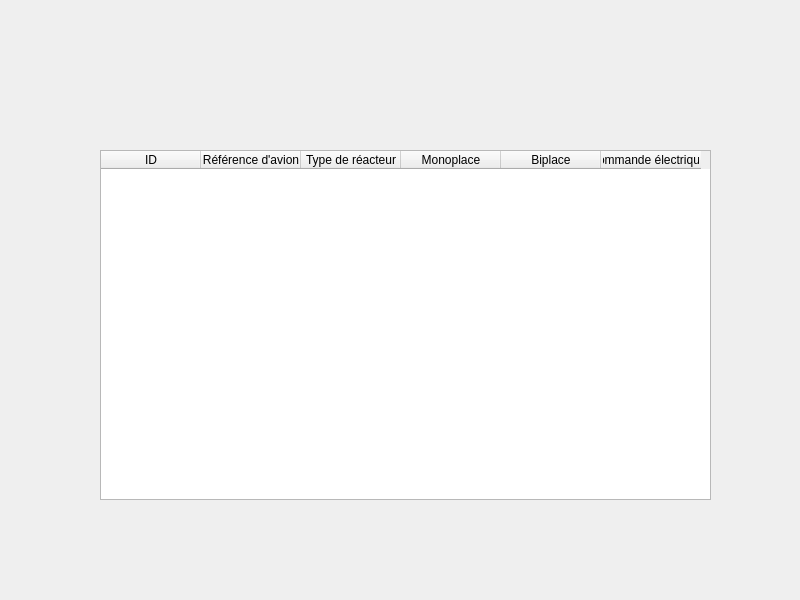
First picture: the form in home.ui, repository ninijule/Qt_SQL, before the edit.
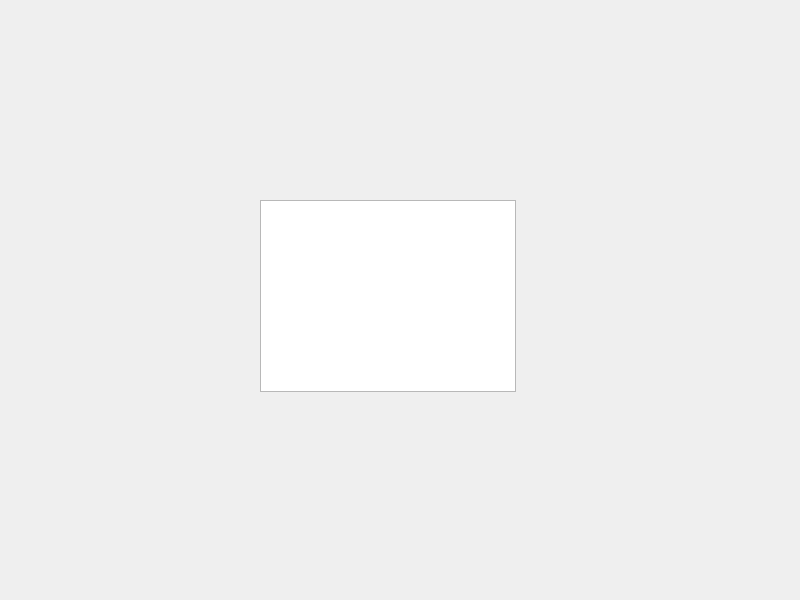
Second picture: the form after the edit.

Commit message: :sparkles: Add TableView

```diff
--- a/home.ui
+++ b/home.ui
@@ -26,45 +26,15 @@
     <string/>
    </property>
   </widget>
-  <widget class="QTableWidget" name="tableWidget">
+  <widget class="QTableView" name="tableView">
    <property name="geometry">
     <rect>
-     <x>100</x>
-     <y>150</y>
-     <width>611</width>
-     <height>350</height>
+     <x>260</x>
+     <y>200</y>
+     <width>256</width>
+     <height>192</height>
     </rect>
    </property>
-   <column>
-    <property name="text">
-     <string>ID</string>
-    </property>
-   </column>
-   <column>
-    <property name="text">
-     <string>Référence d'avion</string>
-    </property>
-   </column>
-   <column>
-    <property name="text">
-     <string>Type de réacteur</string>
-    </property>
-   </column>
-   <column>
-    <property name="text">
-     <string>Monoplace</string>
-    </property>
-   </column>
-   <column>
-    <property name="text">
-     <string>Biplace</string>
-    </property>
-   </column>
-   <column>
-    <property name="text">
-     <string>Commande électriques</string>
-    </property>
-   </column>
   </widget>
  </widget>
  <resources/>
```
The commit also changes 7 other files.
